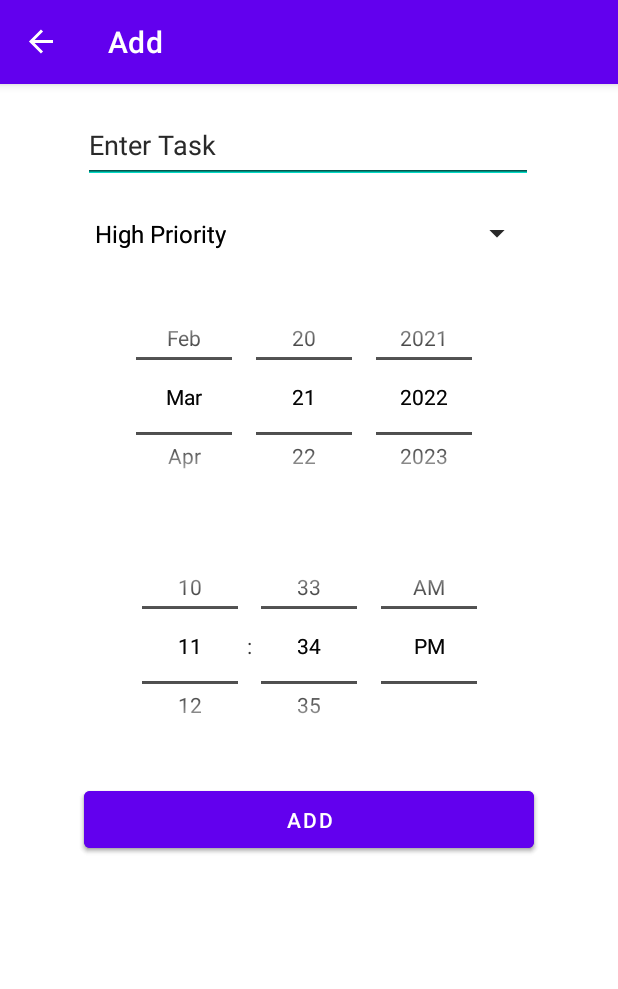
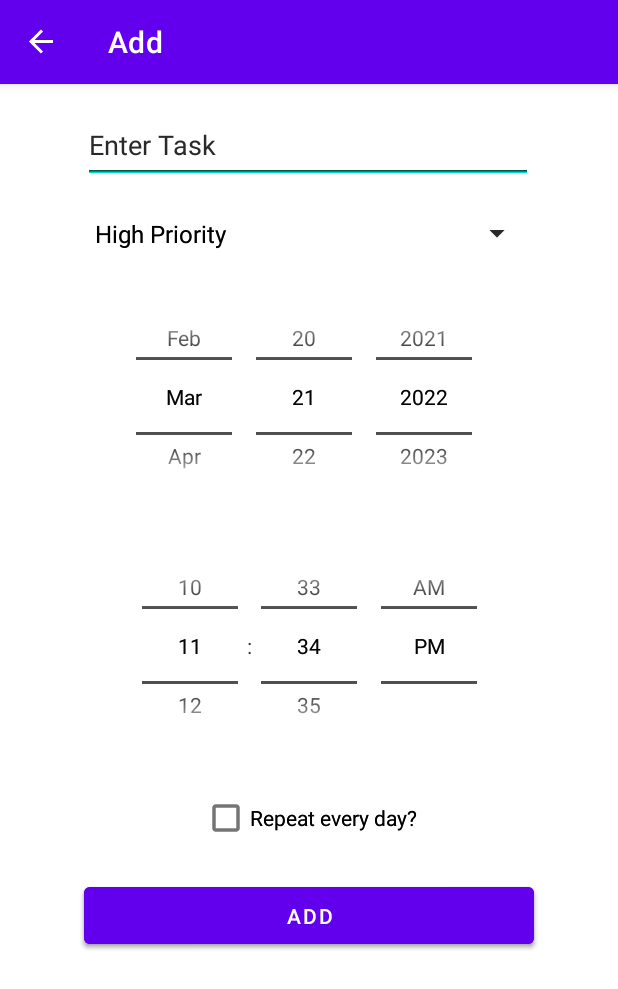
Before and after one commit to OMITR/toDoListWithGeolocation, an Android app: the fragment UpdateFragment placed in its activity, after a tap on an icon or button, on a phone screen of 412 x 824 dp. Shown: the top 989 px of the screen. Run offline under Robolectric (Android 15) with nearby library versions, the phone set to English and light mode, and no system bars; our stand-ins replace Room's generated code, data binding, navigation-ui; 4 statements that could not run were skipped.

Commit message:
Restored UpdateFragment fragment and implemented notifications update

```diff
--- a/app/src/main/AndroidManifest.xml
+++ b/app/src/main/AndroidManifest.xml
@@ -10,7 +10,9 @@
         android:roundIcon="@mipmap/ic_launcher_round"
         android:supportsRtl="true"
         android:theme="@style/Theme.TODO_list_with_geolocation">
-        <receiver android:name=".notification.Notifications"
+        <receiver android:name=".util.NotificationsReceiver"
+            android:enabled="true" />
+        <receiver android:name=".util.NotificationsUpdater"
             android:enabled="true" />
         <activity
             android:name=".ui.MainActivity"
--- a/app/src/main/java/com/example/todo_list_with_geolocation/database/TaskDatabase.kt
+++ b/app/src/main/java/com/example/todo_list_with_geolocation/database/TaskDatabase.kt
@@ -5,7 +5,7 @@ import androidx.room.Database
 import androidx.room.Room
 import androidx.room.RoomDatabase
 
-@Database(entities = arrayOf(TaskEntity::class), version = 1, exportSchema = false)
+@Database(entities = [TaskEntity::class], version = 1, exportSchema = false)
 abstract class TaskDatabase : RoomDatabase() {
     abstract fun taskDao() : TaskDao
 
--- a/app/src/main/java/com/example/todo_list_with_geolocation/database/TaskEntity.kt
+++ b/app/src/main/java/com/example/todo_list_with_geolocation/database/TaskEntity.kt
@@ -12,5 +12,7 @@ data class TaskEntity(
     var id: Int,
     var task: String,
     var priority: Int,
-    var date: Long
+    var date: Long,
+    var isRepeating: Boolean,
+    var notificationId: Int
         ):Parcelable
--- a/app/src/main/java/com/example/todo_list_with_geolocation/repository/TaskRepository.kt
+++ b/app/src/main/java/com/example/todo_list_with_geolocation/repository/TaskRepository.kt
@@ -4,7 +4,7 @@ import androidx.lifecycle.LiveData
 import com.example.todo_list_with_geolocation.database.TaskDao
 import com.example.todo_list_with_geolocation.database.TaskEntity
 
-class TaskRepository(val taskDao: TaskDao) {
+class TaskRepository(private val taskDao: TaskDao) {
     suspend fun insertTask(taskEntity: TaskEntity) = taskDao.insert(taskEntity)
     suspend fun updateTask(taskEntity: TaskEntity) = taskDao.update(taskEntity)
     suspend fun deleteTask(taskEntity: TaskEntity) = taskDao.delete(taskEntity)
--- a/app/src/main/java/com/example/todo_list_with_geolocation/ui/task/TaskAdapter.kt
+++ b/app/src/main/java/com/example/todo_list_with_geolocation/util/TaskAdapter.kt
@@ -1,4 +1,4 @@
-package com.example.todo_list_with_geolocation.ui.task
+package com.example.todo_list_with_geolocation.util
 
 import android.view.LayoutInflater
 import android.view.ViewGroup
@@ -8,13 +8,15 @@ import androidx.recyclerview.widget.RecyclerView
 import com.example.todo_list_with_geolocation.database.TaskEntity
 import com.example.todo_list_with_geolocation.databinding.RowLayoutBinding
 
-class TaskAdapter (val clickListener: TaskClickListener) : ListAdapter<TaskEntity, TaskAdapter.ViewHolder>(TaskDiffCallback) {
+class TaskAdapter (private val clickListener: TaskClickListener) : ListAdapter<TaskEntity, TaskAdapter.ViewHolder>(
+    TaskDiffCallback
+) {
     companion object TaskDiffCallback : DiffUtil.ItemCallback<TaskEntity>() {
         override fun areItemsTheSame(oldItem: TaskEntity, newItem: TaskEntity) = oldItem.id == newItem.id
         override fun areContentsTheSame(oldItem: TaskEntity, newItem: TaskEntity) = oldItem == newItem
     }
 
-    class ViewHolder(val binding: RowLayoutBinding) : RecyclerView.ViewHolder(binding.root) {
+    class ViewHolder(private val binding: RowLayoutBinding) : RecyclerView.ViewHolder(binding.root) {
         fun bind(taskEntity: TaskEntity, clickListener: TaskClickListener) {
             binding.taskEntity = taskEntity
             binding.clickListener = clickListener
--- a/app/src/main/java/com/example/todo_list_with_geolocation/viewmodel/TaskViewModel.kt
+++ b/app/src/main/java/com/example/todo_list_with_geolocation/viewModel/TaskViewModel.kt
@@ -1,4 +1,4 @@
-package com.example.todo_list_with_geolocation.viewmodel
+package com.example.todo_list_with_geolocation.viewModel
 
 import android.app.Application
 import androidx.lifecycle.AndroidViewModel
--- a/app/src/main/res/layout/fragment_add.xml
+++ b/app/src/main/res/layout/fragment_add.xml
@@ -39,13 +39,13 @@
 
         <Button
             android:id="@+id/btn_add"
+            android:layout_marginTop="16dp"
             android:layout_width="300dp"
             android:layout_height="50dp"
-            android:layout_marginTop="16dp"
             android:text="Add"
             app:layout_constraintEnd_toEndOf="parent"
             app:layout_constraintStart_toStartOf="parent"
-            app:layout_constraintTop_toBottomOf="@+id/timePicker" />
+            app:layout_constraintTop_toBottomOf="@+id/checkBox" />
 
         <DatePicker
             android:id="@+id/datePicker"
@@ -78,5 +78,15 @@
             app:layout_constraintHorizontal_bias="0.504"
             app:layout_constraintStart_toStartOf="parent"
             app:layout_constraintTop_toBottomOf="@+id/datePicker" />
+
+        <CheckBox
+            android:id="@+id/checkBox"
+            android:layout_marginTop="16dp"
+            android:layout_width="wrap_content"
+            android:layout_height="wrap_content"
+            android:text="Repeat every day?"
+            app:layout_constraintEnd_toEndOf="parent"
+            app:layout_constraintStart_toStartOf="parent"
+            app:layout_constraintTop_toBottomOf="@+id/timePicker" />
     </androidx.constraintlayout.widget.ConstraintLayout>
 </layout>
--- a/app/src/main/res/layout/fragment_task.xml
+++ b/app/src/main/res/layout/fragment_task.xml
@@ -6,7 +6,7 @@
     <data>
         <variable
             name="viewModel"
-            type="com.example.todo_list_with_geolocation.viewmodel.TaskViewModel" />
+            type="com.example.todo_list_with_geolocation.viewModel.TaskViewModel" />
 
     </data>
 
--- a/app/src/main/res/layout/fragment_update.xml
+++ b/app/src/main/res/layout/fragment_update.xml
@@ -45,7 +45,7 @@
             android:text="Update"
             app:layout_constraintEnd_toEndOf="parent"
             app:layout_constraintStart_toStartOf="parent"
-            app:layout_constraintTop_toBottomOf="@+id/upd_timePicker" />
+            app:layout_constraintTop_toBottomOf="@+id/upd_checkBox" />
 
         <DatePicker
             android:id="@+id/upd_datePicker"
@@ -78,5 +78,15 @@
             app:layout_constraintHorizontal_bias="0.504"
             app:layout_constraintStart_toStartOf="parent"
             app:layout_constraintTop_toBottomOf="@+id/upd_datePicker" />
+
+        <CheckBox
+            android:id="@+id/upd_checkBox"
+            android:layout_marginTop="16dp"
+            android:layout_width="wrap_content"
+            android:layout_height="wrap_content"
+            android:text="Repeat every day?"
+            app:layout_constraintEnd_toEndOf="parent"
+            app:layout_constraintStart_toStartOf="parent"
+            app:layout_constraintTop_toBottomOf="@+id/upd_timePicker" />
     </androidx.constraintlayout.widget.ConstraintLayout>
 </layout>
--- a/app/src/main/res/layout/row_layout.xml
+++ b/app/src/main/res/layout/row_layout.xml
@@ -10,7 +10,7 @@
 
         <variable
             name="clickListener"
-            type="com.example.todo_list_with_geolocation.ui.task.TaskClickListener" />
+            type="com.example.todo_list_with_geolocation.util.TaskClickListener" />
     </data>
 
     <androidx.cardview.widget.CardView
--- a/app/src/main/res/navigation/navigation.xml
+++ b/app/src/main/res/navigation/navigation.xml
@@ -25,6 +25,7 @@
             app:popEnterAnim="@anim/from_right"
             app:popExitAnim="@anim/to_left" />
     </fragment>
+
     <fragment
         android:id="@+id/addFragment"
         android:name="com.example.todo_list_with_geolocation.ui.add.AddFragment"
@@ -37,6 +38,7 @@
             app:exitAnim="@anim/to_right"
             app:popUpTo="@id/taskFragment" />
     </fragment>
+
     <fragment
         android:id="@+id/updateFragment"
         android:name="com.example.todo_list_with_geolocation.ui.update.UpdateFragment"
@@ -49,7 +51,7 @@
             app:exitAnim="@anim/to_left"
             app:popUpTo="@id/taskFragment" />
         <argument
-            android:name="taskEntry"
+            android:name="taskEntity"
             app:argType="com.example.todo_list_with_geolocation.database.TaskEntity" />
     </fragment>
 </navigation>
```
Also changed, not shown: app/src/main/java/com/example/todo_list_with_geolocation/ui/add/AddFragment.kt (+35 -14 lines), app/src/main/java/com/example/todo_list_with_geolocation/ui/task/TaskFragment.kt (+3 -5 lines), app/src/main/java/com/example/todo_list_with_geolocation/ui/update/UpdateFragment.kt (+30 -14 lines), app/src/main/java/com/example/todo_list_with_geolocation/util/NotificationsReceiver.kt (renamed from app/src/main/java/com/example/todo_list_with_geolocation/notification/Notifications.kt, +5 -4 lines).
